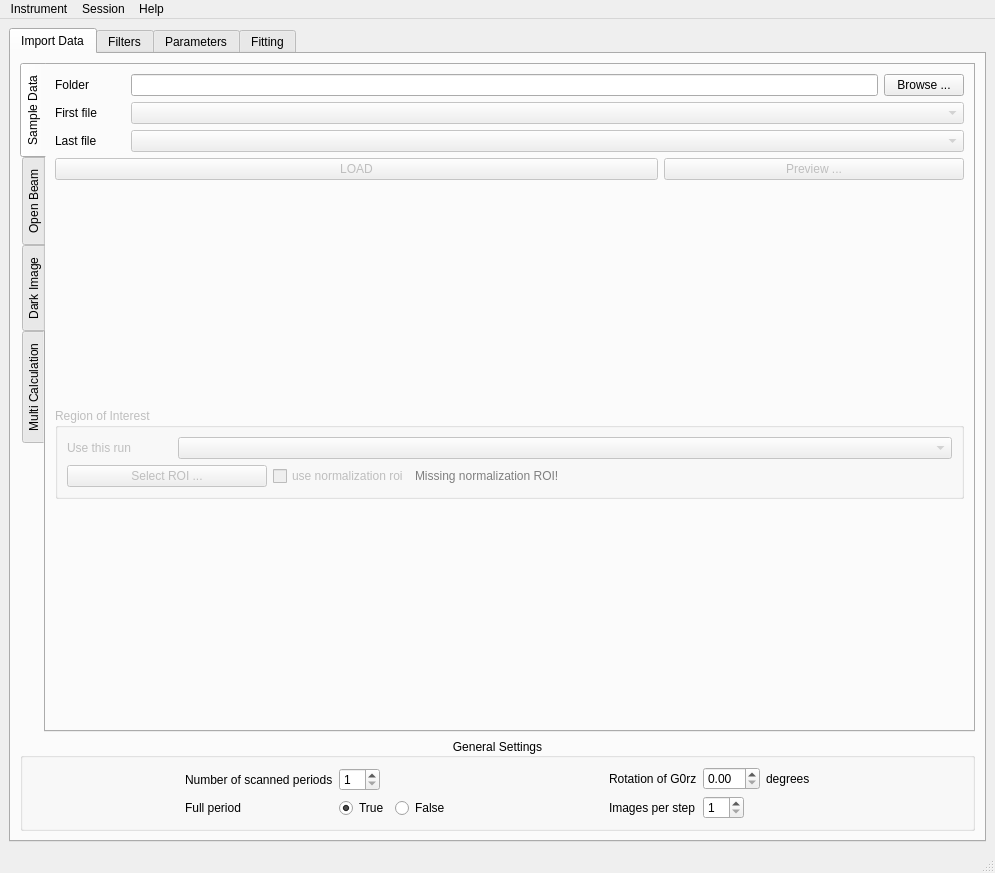
First picture: the form in src/ui/main_application.ui, repository ornlneutronimaging/pyMBIR_UI, before the edit.
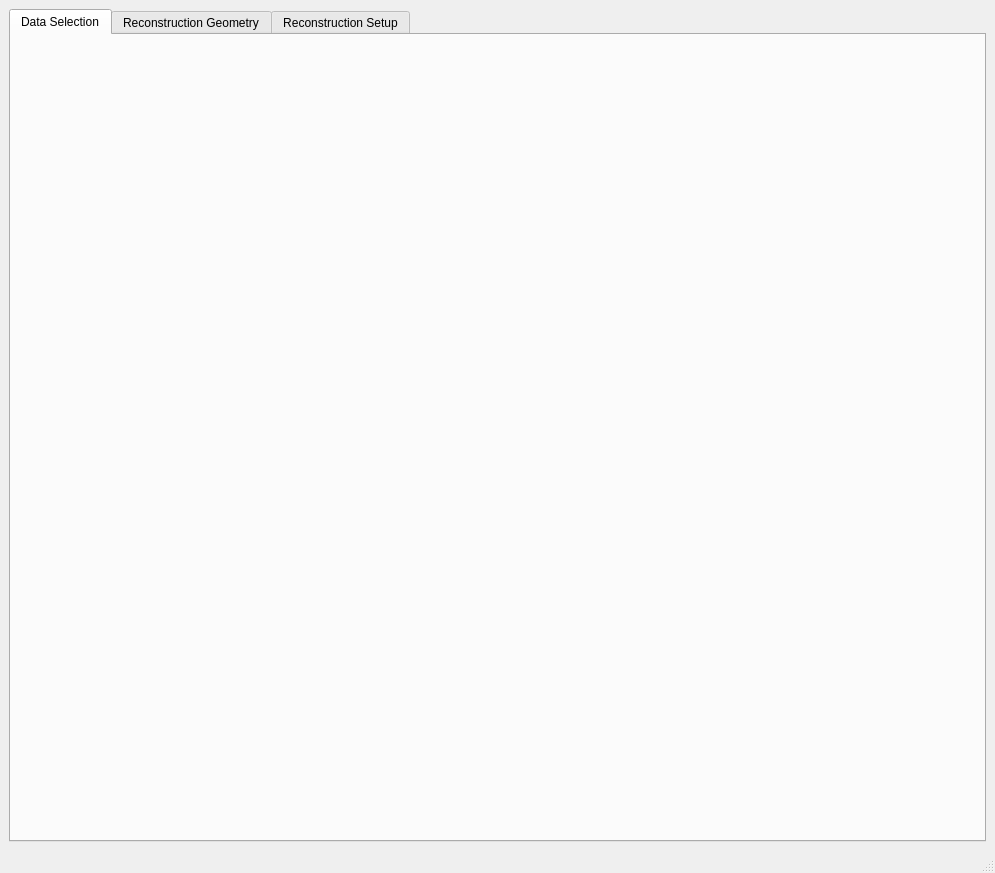
Second picture: the form after the edit. The open tabs and pages were chosen to show the change. Icons and pictures are not drawn.

The edit to the form file:
```diff
--- a/src/ui/main_application.ui
+++ b/src/ui/main_application.ui
@@ -16,9 +16,9 @@
   <widget class="QWidget" name="centralwidget">
    <layout class="QVBoxLayout" name="verticalLayout">
     <item>
-     <widget class="QTabWidget" name="top_tabWidget">
-      <property name="enabled">
-       <bool>true</bool>
+     <widget class="QTabWidget" name="tabWidget">
+      <property name="tabPosition">
+       <enum>QTabWidget::North</enum>
       </property>
       <property name="currentIndex">
        <number>3</number>
@@ -28,853 +28,12 @@
       </property>
       <widget class="QWidget" name="tab">
        <attribute name="title">
-        <string>Import Data</string>
+        <string>Data Selection</string>
        </attribute>
-       <layout class="QVBoxLayout" name="verticalLayout_2">
-        <item>
-         <widget class="QTabWidget" name="import_data_tabs">
-          <property name="enabled">
-           <bool>true</bool>
-          </property>
-          <property name="font">
-           <font>
-            <weight>50</weight>
-            <bold>false</bold>
-           </font>
-          </property>
-          <property name="tabPosition">
-           <enum>QTabWidget::West</enum>
-          </property>
-          <property name="tabShape">
-           <enum>QTabWidget::Rounded</enum>
-          </property>
-          <property name="currentIndex">
-           <number>0</number>
-          </property>
-          <property name="elideMode">
-           <enum>Qt::ElideMiddle</enum>
-          </property>
-          <widget class="QWidget" name="tab_3">
-           <attribute name="title">
-            <string>Sample Data</string>
-           </attribute>
-           <layout class="QVBoxLayout" name="verticalLayout_3">
-            <item>
-             <layout class="QHBoxLayout" name="horizontalLayout">
-              <item>
-               <widget class="QLabel" name="label">
-                <property name="minimumSize">
-                 <size>
-                  <width>70</width>
-                  <height>0</height>
-                 </size>
-                </property>
-                <property name="maximumSize">
-                 <size>
-                  <width>70</width>
-                  <height>16777215</height>
-                 </size>
-                </property>
-                <property name="text">
-                 <string>Folder</string>
-                </property>
-               </widget>
-              </item>
-              <item>
-               <widget class="QLineEdit" name="sample_data_folder_lineEdit"/>
-              </item>
-              <item>
-               <widget class="QPushButton" name="sample_data_browse_pushButton">
-                <property name="text">
-                 <string>Browse ...</string>
-                </property>
-               </widget>
-              </item>
-             </layout>
-            </item>
-            <item>
-             <layout class="QHBoxLayout" name="horizontalLayout_2">
-              <item>
-               <widget class="QLabel" name="label_2">
-                <property name="minimumSize">
-                 <size>
-                  <width>70</width>
-                  <height>0</height>
-                 </size>
-                </property>
-                <property name="maximumSize">
-                 <size>
-                  <width>70</width>
-                  <height>16777215</height>
-                 </size>
-                </property>
-                <property name="text">
-                 <string>First file</string>
-                </property>
-               </widget>
-              </item>
-              <item>
-               <widget class="QComboBox" name="sample_data_first_file_comboBox">
-                <property name="enabled">
-                 <bool>false</bool>
-                </property>
-               </widget>
-              </item>
-             </layout>
-            </item>
-            <item>
-             <layout class="QHBoxLayout" name="horizontalLayout_3">
-              <item>
-               <widget class="QLabel" name="label_3">
-                <property name="minimumSize">
-                 <size>
-                  <width>70</width>
-                  <height>0</height>
-                 </size>
-                </property>
-                <property name="maximumSize">
-                 <size>
-                  <width>70</width>
-                  <height>16777215</height>
-                 </size>
-                </property>
-                <property name="text">
-                 <string>Last file</string>
-                </property>
-               </widget>
-              </item>
-              <item>
-               <widget class="QComboBox" name="sample_data_last_file_comboBox">
-                <property name="enabled">
-                 <bool>false</bool>
-                </property>
-               </widget>
-              </item>
-             </layout>
-            </item>
-            <item>
-             <layout class="QHBoxLayout" name="horizontalLayout_4">
-              <item>
-               <widget class="QPushButton" name="sample_data_load_pushButton">
-                <property name="enabled">
-                 <bool>false</bool>
-                </property>
-                <property name="sizePolicy">
-                 <sizepolicy hsizetype="Expanding" vsizetype="Fixed">
-                  <horstretch>0</horstretch>
-                  <verstretch>0</verstretch>
-                 </sizepolicy>
-                </property>
-                <property name="text">
-                 <string>LOAD</string>
-                </property>
-               </widget>
-              </item>
-              <item>
-               <widget class="QPushButton" name="sample_data_preview_pushButton">
-                <property name="enabled">
-                 <bool>false</bool>
-                </property>
-                <property name="minimumSize">
-                 <size>
-                  <width>300</width>
-                  <height>0</height>
-                 </size>
-                </property>
-                <property name="maximumSize">
-                 <size>
-                  <width>300</width>
-                  <height>16777215</height>
-                 </size>
-                </property>
-                <property name="text">
-                 <string>Preview ...</string>
-                </property>
-               </widget>
-              </item>
-             </layout>
-            </item>
-            <item>
-             <spacer name="verticalSpacer_5">
-              <property name="orientation">
-               <enum>Qt::Vertical</enum>
-              </property>
-              <property name="sizeHint" stdset="0">
-               <size>
-                <width>20</width>
-                <height>40</height>
-               </size>
-              </property>
-             </spacer>
-            </item>
-            <item>
-             <widget class="QGroupBox" name="region_of_interest_groupBox">
-              <property name="enabled">
-               <bool>false</bool>
-              </property>
-              <property name="title">
-               <string>Region of Interest</string>
-              </property>
-              <layout class="QVBoxLayout" name="verticalLayout_15">
-               <item>
-                <layout class="QHBoxLayout" name="horizontalLayout_27">
-                 <item>
-                  <widget class="QLabel" name="label_24">
-                   <property name="minimumSize">
-                    <size>
-                     <width>105</width>
-                     <height>0</height>
-                    </size>
-                   </property>
-                   <property name="maximumSize">
-                    <size>
-                     <width>105</width>
-                     <height>16777215</height>
-                    </size>
-                   </property>
-                   <property name="text">
-                    <string>Use this run</string>
-                   </property>
-                  </widget>
-                 </item>
-                 <item>
-                  <widget class="QComboBox" name="pre_processing_sample_run_comboBox"/>
-                 </item>
-                </layout>
-               </item>
-               <item>
-                <layout class="QHBoxLayout" name="horizontalLayout_28">
-                 <item>
-                  <widget class="QPushButton" name="select_roi_pushButton">
-                   <property name="minimumSize">
-                    <size>
-                     <width>200</width>
-                     <height>0</height>
-                    </size>
-                   </property>
-                   <property name="maximumSize">
-                    <size>
-                     <width>200</width>
-                     <height>16777215</height>
-                    </size>
-                   </property>
-                   <property name="text">
-                    <string>Select ROI ...</string>
-                   </property>
-                  </widget>
-                 </item>
-                 <item>
-                  <widget class="QCheckBox" name="use_normalization_roi_checkBox">
-                   <property name="text">
-                    <string>use normalization roi</string>
-                   </property>
-                  </widget>
-                 </item>
-                 <item>
-                  <widget class="QLabel" name="use_normalization_roi_error_message">
-                   <property name="palette">
-                    <palette>
-                     <active>
-                      <colorrole role="WindowText">
-                       <brush brushstyle="SolidPattern">
-                        <color alpha="255">
-                         <red>220</red>
-                         <green>0</green>
-                         <blue>14</blue>
-                        </color>
-                       </brush>
-                      </colorrole>
-                      <colorrole role="Text">
-                       <brush brushstyle="SolidPattern">
-                        <color alpha="255">
-                         <red>220</red>
-                         <green>0</green>
-                         <blue>14</blue>
-                        </color>
-                       </brush>
-                      </colorrole>
-                     </active>
-                     <inactive>
-                      <colorrole role="WindowText">
-                       <brush brushstyle="SolidPattern">
-                        <color alpha="255">
-                         <red>220</red>
-                         <green>0</green>
-                         <blue>14</blue>
-                        </color>
-                       </brush>
-                      </colorrole>
-                      <colorrole role="Text">
-                       <brush brushstyle="SolidPattern">
-                        <color alpha="255">
-                         <red>220</red>
-                         <green>0</green>
-                         <blue>14</blue>
-                        </color>
-                       </brush>
-                      </colorrole>
-                     </inactive>
-                     <disabled>
-                      <colorrole role="WindowText">
-                       <brush brushstyle="SolidPattern">
-                        <color alpha="255">
-                         <red>127</red>
-                         <green>127</green>
-                         <blue>127</blue>
-                        </color>
-                       </brush>
-                      </colorrole>
-                      <colorrole role="Text">
-                       <brush brushstyle="SolidPattern">
-                        <color alpha="255">
-                         <red>127</red>
-                         <green>127</green>
-                         <blue>127</blue>
-                        </color>
-                       </brush>
-                      </colorrole>
-                     </disabled>
-                    </palette>
-                   </property>
-                   <property name="text">
-                    <string>Missing normalization ROI!</string>
-                   </property>
-                  </widget>
-                 </item>
-                 <item>
-                  <spacer name="horizontalSpacer_18">
-                   <property name="orientation">
-                    <enum>Qt::Horizontal</enum>
-                   </property>
-                   <property name="sizeHint" stdset="0">
-                    <size>
-                     <width>40</width>
-                     <height>20</height>
-                    </size>
-                   </property>
-                  </spacer>
-                 </item>
-                </layout>
-               </item>
-              </layout>
-             </widget>
-            </item>
-            <item>
-             <spacer name="verticalSpacer">
-              <property name="orientation">
-               <enum>Qt::Vertical</enum>
-              </property>
-              <property name="sizeHint" stdset="0">
-               <size>
-                <width>20</width>
-                <height>210</height>
-               </size>
-              </property>
-             </spacer>
-            </item>
-           </layout>
-          </widget>
-          <widget class="QWidget" name="tab_4">
-           <attribute name="title">
-            <string>Open Beam</string>
-           </attribute>
-           <layout class="QVBoxLayout" name="verticalLayout_4">
-            <item>
-             <layout class="QHBoxLayout" name="horizontalLayout_6">
-              <item>
-               <widget class="QLabel" name="label_5">
-                <property name="minimumSize">
-                 <size>
-                  <width>70</width>
-                  <height>0</height>
-                 </size>
-                </property>
-                <property name="maximumSize">
-                 <size>
-                  <width>70</width>
-                  <height>16777215</height>
-                 </size>
-                </property>
-                <property name="text">
-                 <string>Folder</string>
-                </property>
-               </widget>
-              </item>
-              <item>
-               <widget class="QLineEdit" name="open_beam_folder_lineEdit"/>
-              </item>
-              <item>
-               <widget class="QPushButton" name="open_beam_browse_pushButton">
-                <property name="text">
-                 <string>Browse ...</string>
-                </property>
-               </widget>
-              </item>
-             </layout>
-            </item>
-            <item>
-             <layout class="QHBoxLayout" name="horizontalLayout_5">
-              <item>
-               <widget class="QLabel" name="label_4">
-                <property name="minimumSize">
-                 <size>
-                  <width>70</width>
-                  <height>0</height>
-                 </size>
-                </property>
-                <property name="maximumSize">
-                 <size>
-                  <width>70</width>
-                  <height>16777215</height>
-                 </size>
-                </property>
-                <property name="text">
-                 <string>First file</string>
-                </property>
-               </widget>
-              </item>
-              <item>
-               <widget class="QComboBox" name="open_beam_first_file_comboBox">
-                <property name="enabled">
-                 <bool>false</bool>
-                </property>
-               </widget>
-              </item>
-             </layout>
-            </item>
-            <item>
-             <layout class="QHBoxLayout" name="horizontalLayout_8">
-              <item>
-               <widget class="QLabel" name="label_6">
-                <property name="minimumSize">
-                 <size>
-                  <width>70</width>
-                  <height>0</height>
-                 </size>
-                </property>
-                <property name="maximumSize">
-                 <size>
-                  <width>70</width>
-                  <height>16777215</height>
-                 </size>
-                </property>
-                <property name="text">
-                 <string>Last file</string>
-                </property>
-               </widget>
-              </item>
-              <item>
-               <widget class="QComboBox" name="open_beam_last_file_comboBox">
-                <property name="enabled">
-                 <bool>false</bool>
-                </property>
-               </widget>
-              </item>
-             </layout>
-            </item>
-            <item>
-             <layout class="QHBoxLayout" name="horizontalLayout_7">
-              <item>
-               <widget class="QPushButton" name="open_beam_load_pushButton">
-                <property name="enabled">
-                 <bool>false</bool>
-                </property>
-                <property name="sizePolicy">
-                 <sizepolicy hsizetype="Expanding" vsizetype="Fixed">
-                  <horstretch>0</horstretch>
-                  <verstretch>0</verstretch>
-                 </sizepolicy>
-                </property>
-                <property name="text">
-                 <string>LOAD</string>
-                </property>
-               </widget>
-              </item>
-              <item>
-               <widget class="QPushButton" name="open_beam_preview_pushButton">
-                <property name="enabled">
-                 <bool>false</bool>
-                </property>
-                <property name="minimumSize">
-                 <size>
-                  <width>300</width>
-                  <height>0</height>
-                 </size>
-                </property>
-                <property name="maximumSize">
-                 <size>
-                  <width>300</width>
-                  <height>16777215</height>
-                 </size>
-                </property>
-                <property name="text">
-                 <string>Preview ...</string>
-                </property>
-               </widget>
-              </item>
-             </layout>
-            </item>
-            <item>
-             <spacer name="verticalSpacer_2">
-              <property name="orientation">
-               <enum>Qt::Vertical</enum>
-              </property>
-              <property name="sizeHint" stdset="0">
-               <size>
-                <width>20</width>
-                <height>210</height>
-               </size>
-              </property>
-             </spacer>
-            </item>
-           </layout>
-          </widget>
-          <widget class="QWidget" name="tab_5">
-           <attribute name="title">
-            <string>Dark Image</string>
-           </attribute>
-           <layout class="QVBoxLayout" name="verticalLayout_5">
-            <item>
-             <layout class="QHBoxLayout" name="horizontalLayout_10">
-              <item>
-               <widget class="QLabel" name="label_8">
-                <property name="minimumSize">
-                 <size>
-                  <width>70</width>
-                  <height>0</height>
-                 </size>
-                </property>
-                <property name="maximumSize">
-                 <size>
-                  <width>70</width>
-                  <height>16777215</height>
-                 </size>
-                </property>
-                <property name="text">
-                 <string>Folder</string>
-                </property>
-               </widget>
-              </item>
-              <item>
-               <widget class="QLineEdit" name="dark_image_folder_lineEdit"/>
-              </item>
-              <item>
-               <widget class="QPushButton" name="dark_image_browse_pushButton">
-                <property name="text">
-                 <string>Browse ...</string>
-                </property>
-               </widget>
-              </item>
-             </layout>
-            </item>
-            <item>
-             <layout class="QHBoxLayout" name="horizontalLayout_9">
-              <item>
-               <widget class="QLabel" name="label_7">
-                <property name="minimumSize">
-                 <size>
-                  <width>70</width>
-                  <height>0</height>
-                 </size>
-                </property>
-                <property name="maximumSize">
-                 <size>
-                  <width>70</width>
-                  <height>16777215</height>
-                 </size>
-                </property>
-                <property name="text">
-                 <string>First file</string>
-                </property>
-               </widget>
-              </item>
-              <item>
-               <widget class="QComboBox" name="dark_image_first_file_comboBox">
-                <property name="enabled">
-                 <bool>false</bool>
-                </property>
-               </widget>
-              </item>
-             </layout>
-            </item>
-            <item>
-             <layout class="QHBoxLayout" name="horizontalLayout_12">
-              <item>
-               <widget class="QLabel" name="label_9">
-                <property name="minimumSize">
-                 <size>
-                  <width>70</width>
-                  <height>0</height>
-                 </size>
-                </property>
-                <property name="maximumSize">
-                 <size>
-                  <width>70</width>
-                  <height>16777215</height>
-                 </size>
-                </property>
-                <property name="text">
-                 <string>Last file</string>
-                </property>
-               </widget>
-              </item>
-              <item>
-               <widget class="QComboBox" name="dark_image_last_file_comboBox">
-                <property name="enabled">
-                 <bool>false</bool>
-                </property>
-               </widget>
-              </item>
-             </layout>
-            </item>
-            <item>
-             <layout class="QHBoxLayout" name="horizontalLayout_11">
-              <item>
-               <widget class="QPushButton" name="dark_image_load_pushButton">
-                <property name="enabled">
-                 <bool>false</bool>
-                </property>
-                <property name="sizePolicy">
-                 <sizepolicy hsizetype="Expanding" vsizetype="Fixed">
-                  <horstretch>0</horstretch>
-                  <verstretch>0</verstretch>
-                 </sizepolicy>
-                </property>
-                <property name="text">
-                 <string>LOAD</string>
-                </property>
-               </widget>
-              </item>
-              <item>
-               <widget class="QPushButton" name="dark_image_preview_pushButton">
-                <property name="enabled">
-                 <bool>false</bool>
-                </property>
-                <property name="minimumSize">
-                 <size>
-                  <width>300</width>
-                  <height>0</height>
-                 </size>
-                </property>
-                <property name="maximumSize">
-                 <size>
-                  <width>300</width>
-                  <height>16777215</height>
-                 </size>
-                </property>
-                <property name="text">
-                 <string>Preview ...</string>
-                </property>
-               </widget>
-              </item>
-             </layout>
-            </item>
-            <item>
-             <spacer name="verticalSpacer_3">
-              <property name="orientation">
-               <enum>Qt::Vertical</enum>
-              </property>
-              <property name="sizeHint" stdset="0">
-               <size>
-                <width>20</width>
-                <height>210</height>
-               </size>
-              </property>
-             </spacer>
-            </item>
-           </layout>
-          </widget>
-          <widget class="QWidget" name="tab_6">
-           <attribute name="title">
-            <string>Multi Calculation</string>
-           </attribute>
-          </widget>
-         </widget>
-        </item>
-        <item>
-         <widget class="QGroupBox" name="groupBox">
-          <property name="title">
-           <string>General Settings</string>
-          </property>
-          <property name="alignment">
-           <set>Qt::AlignCenter</set>
-          </property>
-          <layout class="QHBoxLayout" name="horizontalLayout_14">
-           <item>
-            <spacer name="horizontalSpacer_2">
-             <property name="orientation">
-              <enum>Qt::Horizontal</enum>
-             </property>
-             <property name="sizeHint" stdset="0">
-              <size>
-               <width>40</width>
-               <height>20</height>
-              </size>
-             </property>
-            </spacer>
-           </item>
-           <item>
-            <layout class="QGridLayout" name="gridLayout">
-             <item row="0" column="0">
-              <widget class="QLabel" name="label_10">
-               <property name="text">
-                <string>Number of scanned periods</string>
-               </property>
-              </widget>
-             </item>
-             <item row="0" column="1">
-              <layout class="QHBoxLayout" name="horizontalLayout_15">
-               <item>
-                <widget class="QSpinBox" name="number_of_scanned_periods_spinBox">
-                 <property name="minimum">
-                  <number>1</number>
-                 </property>
-                 <property name="maximum">
-                  <number>20</number>
-                 </property>
-                 <property name="value">
-                  <number>1</number>
-                 </property>
-                </widget>
-               </item>
-               <item>
-                <spacer name="horizontalSpacer_3">
-                 <property name="orientation">
-                  <enum>Qt::Horizontal</enum>
-                 </property>
-                 <property name="sizeHint" stdset="0">
-                  <size>
-                   <width>40</width>
-                   <height>20</height>
-                  </size>
-                 </property>
-                </spacer>
-               </item>
-              </layout>
-             </item>
-             <item row="1" column="0">
-              <widget class="QLabel" name="label_11">
-               <property name="text">
-                <string>Full period</string>
-               </property>
-              </widget>
-             </item>
-             <item row="1" column="1">
-              <layout class="QHBoxLayout" name="horizontalLayout_18">
-               <item>
-                <widget class="QRadioButton" name="full_period_true_radioButton">
-                 <property name="text">
-                  <string>True</string>
-                 </property>
-                 <property name="checked">
-                  <bool>true</bool>
-                 </property>
-                </widget>
-               </item>
-               <item>
-                <widget class="QRadioButton" name="full_period_false_radioButton">
-                 <property name="text">
-                  <string>False</string>
-                 </property>
-                </widget>
-               </item>
-              </layout>
-             </item>
-            </layout>
-           </item>
-           <item>
-            <spacer name="horizontalSpacer_6">
-             <property name="orientation">
-              <enum>Qt::Horizontal</enum>
-             </property>
-             <property name="sizeHint" stdset="0">
-              <size>
-               <width>40</width>
-               <height>20</height>
-              </size>
-             </property>
-            </spacer>
-           </item>
-           <item>
-            <layout class="QGridLayout" name="gridLayout_2">
-             <item row="0" column="0">
-              <widget class="QLabel" name="label_12">
-               <property name="text">
-                <string>Rotation of G0rz</string>
-               </property>
-              </widget>
-             </item>
-             <item row="0" column="1">
-              <layout class="QHBoxLayout" name="horizontalLayout_16">
-               <item>
-                <widget class="QDoubleSpinBox" name="rotation_of_g0rz_doubleSpinBox"/>
-               </item>
-               <item>
-                <widget class="QLabel" name="label_13">
-                 <property name="text">
-                  <string>degrees</string>
-                 </property>
-                </widget>
-               </item>
-              </layout>
-             </item>
-             <item row="1" column="0">
-              <widget class="QLabel" name="label_14">
-               <property name="text">
-                <string>Images per step</string>
-               </property>
-              </widget>
-             </item>
-             <item row="1" column="1">
-              <layout class="QHBoxLayout" name="horizontalLayout_17">
-               <item>
-                <widget class="QSpinBox" name="images_per_step_spinBox">
-                 <property name="minimum">
-                  <number>1</number>
-                 </property>
-                 <property name="maximum">
-                  <number>20</number>
-                 </property>
-                </widget>
-               </item>
-               <item>
-                <spacer name="horizontalSpacer_4">
-                 <property name="orientation">
-                  <enum>Qt::Horizontal</enum>
-                 </property>
-                 <property name="sizeHint" stdset="0">
-                  <size>
-                   <width>40</width>
-                   <height>20</height>
-                  </size>
-                 </property>
-                </spacer>
-               </item>
-              </layout>
-             </item>
-            </layout>
-           </item>
-           <item>
-            <spacer name="horizontalSpacer_5">
-             <property name="orientation">
-              <enum>Qt::Horizontal</enum>
-             </property>
-             <property name="sizeHint" stdset="0">
-              <size>
-               <width>40</width>
-               <height>20</height>
-              </size>
-             </property>
-            </spacer>
-           </item>
-          </layout>
-         </widget>
-        </item>
-       </layout>
       </widget>
       <widget class="QWidget" name="tab_2">
        <attribute name="title">
-        <string>Filters</string>
+        <string>Reconstruction Geometry</string>
        </attribute>
        <layout class="QVBoxLayout" name="verticalLayout_13">
         <item>
@@ -1297,260 +456,25 @@
         </item>
        </layout>
       </widget>
-      <widget class="QWidget" name="tab_7">
+      <widget class="QWidget" name="tab_3">
        <attribute name="title">
-        <string>Parameters</string>
+        <string>Reconstruction Setup</string>
        </attribute>
-       <layout class="QVBoxLayout" name="verticalLayout_6">
-        <item>
-         <widget class="QTableWidget" name="parameters_tableWidget">
-          <property name="enabled">
-           <bool>true</bool>
-          </property>
-          <property name="alternatingRowColors">
-           <bool>true</bool>
-          </property>
-          <property name="selectionMode">
-           <enum>QAbstractItemView::SingleSelection</enum>
-          </property>
-          <property name="selectionBehavior">
-           <enum>QAbstractItemView::SelectRows</enum>
-          </property>
-          <attribute name="horizontalHeaderStretchLastSection">
-           <bool>true</bool>
-          </attribute>
-          <column>
-           <property name="text">
-            <string>Name</string>
-           </property>
-          </column>
-          <column>
-           <property name="text">
-            <string>Value</string>
-           </property>
-          </column>
-         </widget>
-        </item>
-        <item>
-         <layout class="QHBoxLayout" name="horizontalLayout_13">
-          <item>
-           <widget class="QPushButton" name="parameters_reset_pushButton">
-            <property name="enabled">
-             <bool>false</bool>
-            </property>
-            <property name="text">
-             <string>Reset</string>
-            </property>
-           </widget>
-          </item>
-          <item>
-           <spacer name="horizontalSpacer">
-            <property name="orientation">
-             <enum>Qt::Horizontal</enum>
-            </property>
-            <property name="sizeHint" stdset="0">
-             <size>
-              <width>40</width>
-              <height>20</height>
-             </size>
-            </property>
-           </spacer>
-          </item>
-          <item>
-           <widget class="QPushButton" name="parameters_lock">
-            <property name="text">
-             <string/>
-            </property>
-           </widget>
-          </item>
-         </layout>
-        </item>
-       </layout>
-      </widget>
-      <widget class="QWidget" name="tab_8">
-       <attribute name="title">
-        <string>Fitting</string>
-       </attribute>
-       <layout class="QVBoxLayout" name="verticalLayout_8">
-        <item>
-         <layout class="QHBoxLayout" name="horizontalLayout_19">
-          <item>
-           <widget class="QLabel" name="label_23">
-            <property name="maximumSize">
-             <size>
-              <width>120</width>
-              <height>16777215</height>
-             </size>
-            </property>
-            <property name="text">
-             <string>Fitting Algorithm</string>
-            </property>
-           </widget>
-          </item>
-          <item>
-           <widget class="QComboBox" name="pre_processing_fitting_procedure_comboBox">
-            <property name="minimumSize">
-             <size>
-              <width>300</width>
-              <height>0</height>
-             </size>
-            </property>
-            <property name="maximumSize">
-             <size>
-              <width>300</width>
-              <height>16777215</height>
-             </size>
-            </property>
-           </widget>
-          </item>
-          <item>
-           <widget class="QPushButton" name="fitting_algorithm_help">
-            <property name="minimumSize">
-             <size>
-              <width>25</width>
-              <height>25</height>
-             </size>
-            </property>
-            <property name="maximumSize">
-             <size>
-              <width>25</width>
-              <height>25</height>
-             </size>
-            </property>
-            <property name="palette">
-             <palette>
-              <active>
-               <colorrole role="Text">
-                <brush brushstyle="SolidPattern">
-                 <color alpha="255">
-                  <red>220</red>
-                  <green>0</green>
-                  <blue>14</blue>
-                 </color>
-                </brush>
-               </colorrole>
-               <colorrole role="ButtonText">
-                <brush brushstyle="SolidPattern">
-                 <color alpha="255">
-                  <red>220</red>
-                  <green>0</green>
-                  <blue>14</blue>
-                 </color>
-                </brush>
-               </colorrole>
-              </active>
-              <inactive>
-               <colorrole role="Text">
-                <brush brushstyle="SolidPattern">
-                 <color alpha="255">
-                  <red>220</red>
-                  <green>0</green>
-                  <blue>14</blue>
-                 </color>
-                </brush>
-               </colorrole>
-               <colorrole role="ButtonText">
-                <brush brushstyle="SolidPattern">
-                 <color alpha="255">
-                  <red>220</red>
-                  <green>0</green>
-                  <blue>14</blue>
-                 </color>
-                </brush>
-               </colorrole>
-              </inactive>
-              <disabled>
-               <colorrole role="Text">
-                <brush brushstyle="SolidPattern">
-                 <color alpha="255">
-                  <red>127</red>
-                  <green>127</green>
-                  <blue>127</blue>
-                 </color>
-                </brush>
-               </colorrole>
-               <colorrole role="ButtonText">
-                <brush brushstyle="SolidPattern">
-                 <color alpha="255">
-                  <red>148</red>
-                  <green>148</green>
-                  <blue>148</blue>
-                 </color>
-                </brush>
-               </colorrole>
-              </disabled>
-             </palette>
-            </property>
-            <property name="font">
-             <font>
-              <pointsize>16</pointsize>
-             </font>
-            </property>
-            <property name="text">
-             <string>?</string>
-            </property>
-           </widget>
-          </item>
-          <item>
-           <widget class="QPushButton" name="run_fitting_pushButton">
-            <property name="text">
-             <string>Run Fitting</string>
-            </property>
-           </widget>
-          </item>
-         </layout>
-        </item>
-        <item>
-         <spacer name="verticalSpacer_6">
-          <property name="orientation">
-           <enum>Qt::Vertical</enum>
-          </property>
-          <property name="sizeHint" stdset="0">
-           <size>
-            <width>20</width>
-            <height>706</height>
-           </size>
-          </property>
-         </spacer>
-        </item>
-       </layout>
       </widget>
      </widget>
     </item>
    </layout>
   </widget>
-  <widget class="QMenuBar" name="menubar">
+  <widget class="QStatusBar" name="statusbar"/>
+  <widget class="QMenuBar" name="menuBar">
    <property name="geometry">
     <rect>
      <x>0</x>
      <y>0</y>
      <width>995</width>
-     <height>22</height>
+     <height>24</height>
     </rect>
    </property>
-   <widget class="QMenu" name="menuSettings">
-    <property name="title">
-     <string>Instrument</string>
-    </property>
-    <addaction name="actionSelect_new_instrument"/>
-   </widget>
-   <widget class="QMenu" name="menuFile">
-    <property name="title">
-     <string>Session</string>
-    </property>
-    <addaction name="actionSave"/>
-    <addaction name="actionLoad"/>
-   </widget>
-   <widget class="QMenu" name="menuHelp">
-    <property name="title">
-     <string>Help</string>
-    </property>
-    <addaction name="actionAbout"/>
-    <addaction name="actionLog"/>
-   </widget>
-   <addaction name="menuSettings"/>
-   <addaction name="menuFile"/>
-   <addaction name="menuHelp"/>
   </widget>
   <widget class="QStatusBar" name="statusbar"/>
   <action name="actionSelect_new_instrument">
```
Left out of the diff: 1084 changed lines with no effect on the pictures.
